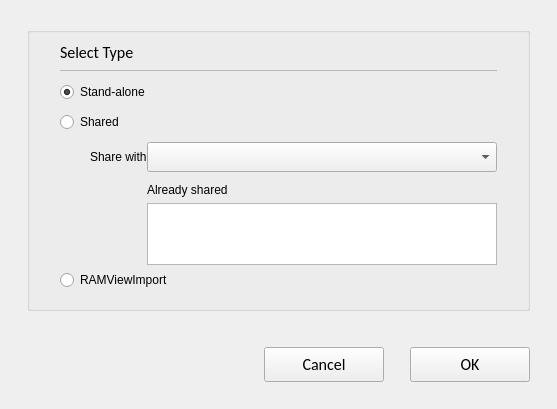
tylerwagler/openSYDE, file opensyde_tool/src/system_definition/node_edit/datapools/C_SdNdeDpSelectorAddWidget.ui: the form before one commit.
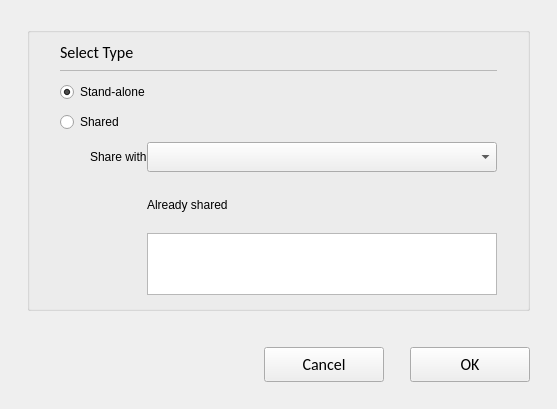
The form after the commit. Custom widgets are drawn as their Qt base class.

Commit message: opensyde,opensyde_core: drop RAMView Datapool importer

Patch:
```diff
--- a/opensyde_tool/src/system_definition/node_edit/datapools/C_SdNdeDpSelectorAddWidget.ui
+++ b/opensyde_tool/src/system_definition/node_edit/datapools/C_SdNdeDpSelectorAddWidget.ui
@@ -307,28 +307,6 @@
           </item>
          </layout>
         </item>
-        <item>
-         <widget class="stw::opensyde_gui_elements::C_OgeRabProperties" name="pc_RadiButtonRamViewImport">
-          <property name="minimumSize">
-           <size>
-            <width>0</width>
-            <height>30</height>
-           </size>
-          </property>
-          <property name="maximumSize">
-           <size>
-            <width>16777215</width>
-            <height>30</height>
-           </size>
-          </property>
-          <property name="text">
-           <string>RAMViewImport</string>
-          </property>
-          <attribute name="buttonGroup">
-           <string notr="true">buttonGroup</string>
-          </attribute>
-         </widget>
-        </item>
        </layout>
       </item>
      </layout>
```
The commit also changes 22 other files.
